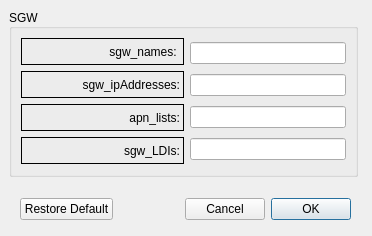
Before: the Qt Designer form LTEsimGeneratorGUI/Ui/DataForms/sgwform.ui in moniss23/junit4, drawn with Qt 5.
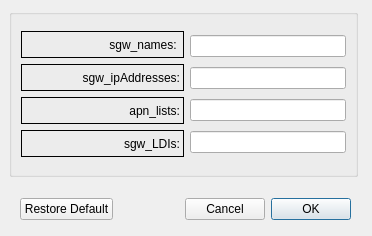
After: the same form once the commit is applied.

```diff
--- a/LTEsimGeneratorGUI/Ui/DataForms/sgwform.ui
+++ b/LTEsimGeneratorGUI/Ui/DataForms/sgwform.ui
@@ -23,7 +23,7 @@
     </rect>
    </property>
    <property name="title">
-    <string>SGW</string>
+    <string/>
    </property>
    <property name="alignment">
     <set>Qt::AlignLeading|Qt::AlignLeft|Qt::AlignVCenter</set>
```
Left out of the diff: 2 changed lines with no effect on the pictures.
